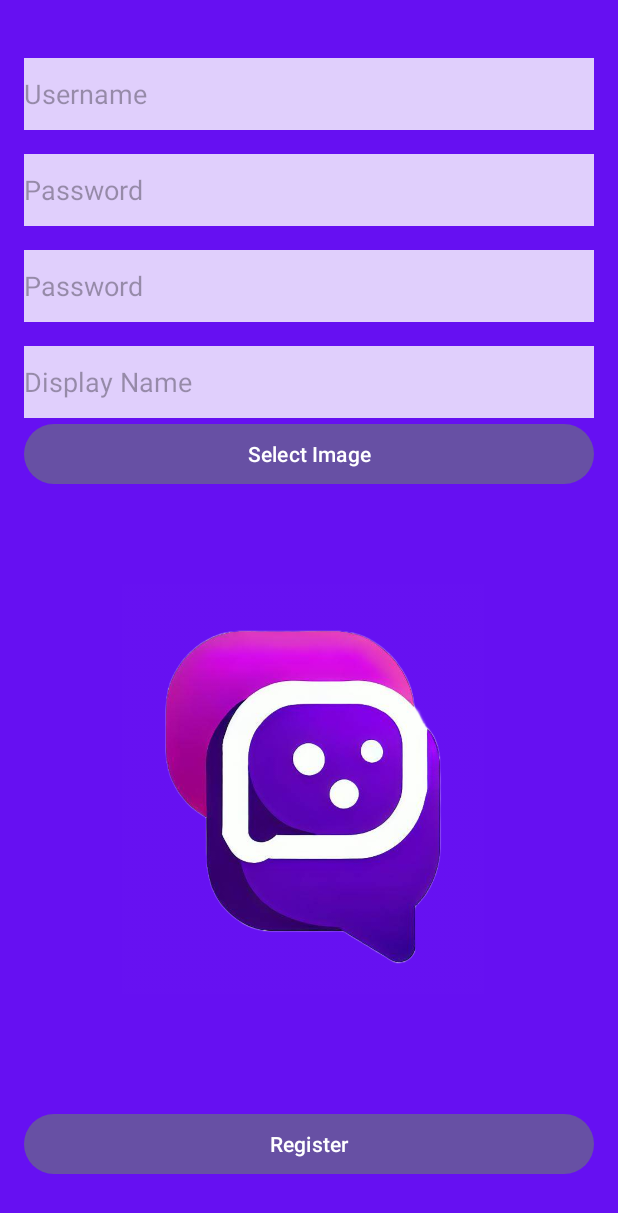
After one commit to yotamfeigin/Ex3_AP2, an Android app: the RegisterPage screen opened directly, with no data from a screen before it, on a phone screen of 412 x 824 dp. The commit adds this screen. Shown: the top 1213 px of the screen. Run offline under Robolectric (Android 15) with nearby library versions, the phone set to English and light mode, and no system bars; pictures from the network do not load.

Commit message:
Making register to save the user on server

```diff
--- a/MyApplication/app/build.gradle
+++ b/MyApplication/app/build.gradle
@@ -5,6 +5,9 @@ plugins {
 android {
     namespace 'com.example.myapplication'
     compileSdk 33
+    buildFeatures {
+        viewBinding true
+    }
 
     defaultConfig {
         applicationId "com.example.myapplication"
@@ -21,6 +24,8 @@ android {
             minifyEnabled false
             proguardFiles getDefaultProguardFile('proguard-android-optimize.txt'), 'proguard-rules.pro'
         }
+
+
     }
     compileOptions {
         sourceCompatibility JavaVersion.VERSION_1_8
--- /dev/null
+++ b/MyApplication/app/src/main/java/com/example/myapplication/RegisterPage.java
@@ -0,0 +1,117 @@
+package com.example.myapplication;
+
+import androidx.appcompat.app.AppCompatActivity;
+
+import android.annotation.SuppressLint;
+import android.content.Intent;
+import android.net.Uri;
+import android.os.Bundle;
+import android.util.Base64;
+import android.view.View;
+import android.widget.Button;
+import android.widget.EditText;
+import android.widget.ImageView;
+
+import com.example.myapplication.api.LoginAPI;
+import com.example.myapplication.api.RegisterAPI;
+import com.example.myapplication.api.RegsiterServiceAPI;
+import com.example.myapplication.api.WebServiceAPI;
+import com.example.myapplication.databinding.ActivityRegisterPageBinding;
+
+import java.io.ByteArrayOutputStream;
+import java.io.IOException;
+import java.io.InputStream;
+
+import retrofit2.Retrofit;
+
+public class RegisterPage extends AppCompatActivity {
+
+    private static final int PICK_IMAGE_REQUEST = 1;
+    private ActivityRegisterPageBinding binding;
+    private ImageView myImageView;
+    private Retrofit retrofit;
+    private RegsiterServiceAPI registerServiceAPI;
+    private String username, password, displayName, profilePic, reEnterPassword;
+
+    @Override
+    protected void onCreate(Bundle savedInstanceState) {
+        super.onCreate(savedInstanceState);
+
+        binding = ActivityRegisterPageBinding.inflate(getLayoutInflater());
+        setContentView(binding.getRoot());
+        myImageView = binding.myImageView;
+        Button selectImageButton = binding.selectImageButton;
+        Button btnRegister = binding.btnRegister;
+        profilePic = convertImageToBase64();
+        selectImageButton.setOnClickListener(new View.OnClickListener() {
+            @Override
+            public void onClick(View v) {
+                openImagePicker();
+            }
+        });
+
+        btnRegister.setOnClickListener(new View.OnClickListener() {
+            @Override
+            public void onClick(View v) {
+                username = binding.etUsername.getText().toString();
+                password = binding.etPassword.getText().toString();
+                reEnterPassword = binding.etReEnterPassword.getText().toString();
+                displayName = binding.etDisplayName.getText().toString();
+
+                RegisterAPI registerAPI = new RegisterAPI(username, password, displayName, profilePic);
+                registerAPI.register();
+
+            }
+        });
+    }
+
+    private void openImagePicker() {
+            Intent intent = new Intent();
+            intent.setType("image/*");
+            intent.setAction(Intent.ACTION_GET_CONTENT);
+            startActivityForResult(Intent.createChooser(intent, "Select Image"), PICK_IMAGE_REQUEST);
+        }
+
+    @Override
+    protected void onActivityResult(int requestCode, int resultCode, Intent data) {
+        super.onActivityResult(requestCode, resultCode, data);
+
+        if (requestCode == PICK_IMAGE_REQUEST && resultCode == RESULT_OK && data != null && data.getData() != null) {
+            Uri imageUri = data.getData();
+            try {
+                InputStream inputStream = getContentResolver().openInputStream(imageUri);
+                byte[] imageData = getBytesFromInputStream(inputStream);
+                String base64Image = Base64.encodeToString(imageData, Base64.DEFAULT);
+                // Use the base64Image as needed
+
+                // Update the ImageView with the selected image
+                myImageView.setImageURI(imageUri);
+                profilePic = base64Image;
+            } catch (IOException e) {
+                e.printStackTrace();
+            }
+        }
+    }
+
+    private String convertImageToBase64() {
+        try {
+            @SuppressLint("ResourceType") InputStream inputStream = getResources().openRawResource(R.drawable.logo);
+            byte[] imageData = getBytesFromInputStream(inputStream);
+            return Base64.encodeToString(imageData, Base64.DEFAULT);
+        } catch (IOException e) {
+            e.printStackTrace();
+        }
+        return null;
+    }
+
+    private byte[] getBytesFromInputStream(InputStream inputStream) throws IOException {
+        ByteArrayOutputStream byteBuffer = new ByteArrayOutputStream();
+        int bufferSize = 1024;
+        byte[] buffer = new byte[bufferSize];
+        int len;
+        while ((len = inputStream.read(buffer)) != -1) {
+            byteBuffer.write(buffer, 0, len);
+        }
+        return byteBuffer.toByteArray();
+    }
+    }
--- a/MyApplication/app/src/main/java/com/example/myapplication/api/LoginAPI.java
+++ b/MyApplication/app/src/main/java/com/example/myapplication/api/LoginAPI.java
@@ -3,7 +3,6 @@ package com.example.myapplication.api;
 import android.util.Log;
 
 import com.example.myapplication.R;
-import com.example.myapplication.ResponseData;
 import com.google.gson.Gson;
 import com.google.gson.JsonObject;
 import com.google.gson.JsonParser;
--- /dev/null
+++ b/MyApplication/app/src/main/java/com/example/myapplication/api/RegsiterServiceAPI.java
@@ -0,0 +1,14 @@
+package com.example.myapplication.api;
+
+import com.google.gson.JsonObject;
+
+import retrofit2.Call;
+import retrofit2.http.Field;
+import retrofit2.http.FormUrlEncoded;
+import retrofit2.http.POST;
+
+public interface RegsiterServiceAPI {
+    @FormUrlEncoded
+    @POST("Users")
+    Call<JsonObject> register(@Field("username") String username, @Field("password") String password, @Field("displayName") String displayName, @Field("profilePic") String profilePic);
+}
--- /dev/null
+++ b/MyApplication/app/src/main/res/layout/activity_register_page.xml
@@ -0,0 +1,83 @@
+<?xml version="1.0" encoding="utf-8"?>
+<androidx.constraintlayout.widget.ConstraintLayout xmlns:android="http://schemas.android.com/apk/res/android"
+    xmlns:app="http://schemas.android.com/apk/res-auto"
+    android:layout_width="match_parent"
+    android:layout_height="match_parent"
+    android:background="#6610f2"
+     >
+
+    <LinearLayout
+        android:layout_width="match_parent"
+        android:layout_height="wrap_content"
+        android:background="#6610f2"
+        android:orientation="vertical"
+        android:padding="16dp"
+        app:layout_constraintBottom_toBottomOf="parent"
+        app:layout_constraintEnd_toEndOf="parent"
+        app:layout_constraintHorizontal_bias="0.0"
+        app:layout_constraintStart_toStartOf="parent"
+        app:layout_constraintTop_toTopOf="parent"
+        app:layout_constraintVertical_bias="0.512">
+
+        <EditText
+            android:id="@+id/etUsername"
+            android:layout_width="match_parent"
+            android:layout_height="wrap_content"
+            android:background="#e0cffc"
+            android:hint="Username"
+            android:inputType="text"
+            android:minHeight="48dp" />
+
+        <EditText
+            android:id="@+id/etPassword"
+            android:layout_width="match_parent"
+            android:layout_height="wrap_content"
+            android:layout_marginTop="16dp"
+            android:background="#e0cffc"
+            android:hint="Password"
+            android:inputType="textPassword"
+            android:minHeight="48dp" />
+
+        <EditText
+            android:id="@+id/etReEnterPassword"
+            android:layout_width="match_parent"
+            android:layout_height="wrap_content"
+            android:layout_marginTop="16dp"
+            android:background="#e0cffc"
+            android:hint="Password"
+            android:inputType="textPassword"
+            android:minHeight="48dp" />
+
+        <EditText
+            android:id="@+id/etDisplayName"
+            android:layout_width="match_parent"
+            android:layout_height="wrap_content"
+            android:layout_marginTop="16dp"
+            android:background="#e0cffc"
+            android:hint="Display Name"
+            android:inputType="text"
+            android:minHeight="48dp" />
+
+        <Button
+            android:id="@+id/selectImageButton"
+            android:layout_width="match_parent"
+            android:layout_height="wrap_content"
+            android:text="Select Image" />
+
+
+        <ImageView
+            android:id="@+id/myImageView"
+            android:layout_width="wrap_content"
+            android:layout_height="380dp"
+            android:src="@drawable/logo" />
+
+        <Button
+            android:id="@+id/btnRegister"
+            android:layout_width="match_parent"
+            android:layout_height="wrap_content"
+            android:layout_marginTop="32dp"
+            android:text="Register" />
+
+    </LinearLayout>
+
+</androidx.constraintlayout.widget.ConstraintLayout>
```
Also changed, not shown: MyApplication/app/src/main/AndroidManifest.xml (+5 -4 lines), MyApplication/app/src/main/java/com/example/myapplication/LoginPage.java (+8 -4 lines), MyApplication/app/src/main/java/com/example/myapplication/MainActivity.java (+14 -0 lines), MyApplication/app/src/main/java/com/example/myapplication/api/RegisterAPI.java (added, +72 -0 lines), MyApplication/app/src/main/java/com/example/myapplication/api/WebServiceAPI.java (line endings or trailing spaces).
